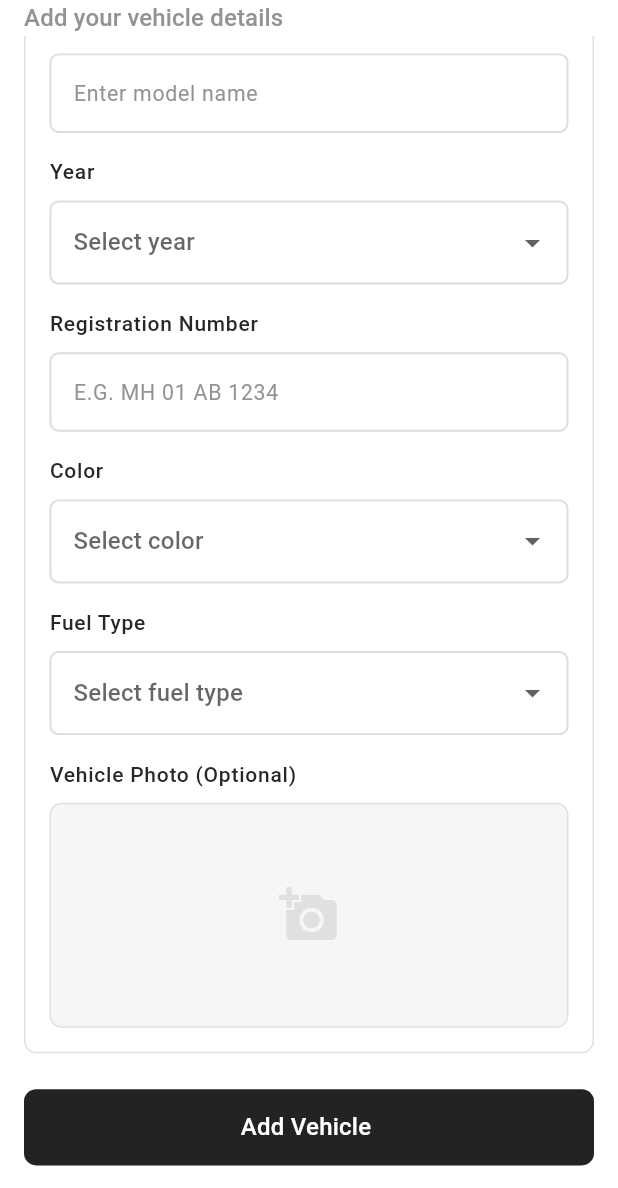
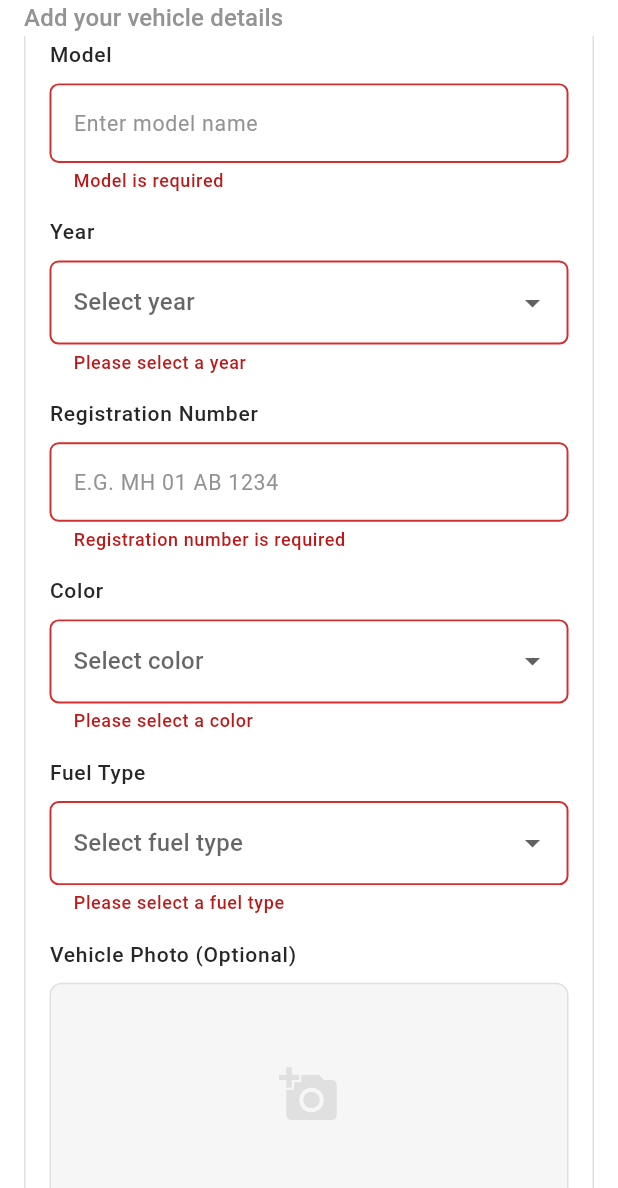
Before and after one commit to irajkumarr/servicing_maintenance_app, a Flutter app: the AddEditVehicleScreen screen opened by its route, scrolled down 247 dp, after a tap on "Add Vehicle", on a phone screen of 412 x 824 dp, the part 48-1236 px from its top. Run offline on Flutter 3.47's test engine with Material 3 defaults, Android fonts, the phone set to English and light mode, and no system bars; our stand-ins replace connectivity_plus, firebase_core, flutter_dash, flutter_screenutil, flutter_svg, fluttertoast and 11 more; accounts and stored records are empty; key blocks and very long unbroken strings in the code were emptied for the run.

Commit message:
feat: Enhance vehicle management with add/edit functionality, delete vehicle feature, and update permissions in AndroidManifest

```diff
--- a/frontend/lib/core/routes/app_routes.dart
+++ b/frontend/lib/core/routes/app_routes.dart
@@ -2,6 +2,7 @@ import 'package:flutter/material.dart';
 import 'package:frontend/common/widgets/success_screen/success.dart';
 import 'package:frontend/core/routes/routes_constant.dart';
 import 'package:frontend/data/models/booking_model.dart';
+import 'package:frontend/data/models/vehicle_model.dart';
 import 'package:frontend/features/authentication/screens/login/login.dart';
 import 'package:frontend/features/authentication/screens/signup/signup.dart';
 import 'package:frontend/features/authentication/screens/splash/splash.dart';
@@ -135,7 +136,8 @@ class AppRoutes {
         name: RoutesConstant.addVehicle,
         path: "/addVehicle",
         pageBuilder: (context, state) {
-          return MaterialPage(child: AddEditVehicleScreen());
+          final vehicle = state.extra as VehicleModel?;
+          return MaterialPage(child: AddEditVehicleScreen(vehicle: vehicle));
         },
       ),
     ],
--- a/frontend/lib/features/personalization/screens/vehicle/widgets/add_edit_vehicle_screen.dart
+++ b/frontend/lib/features/personalization/screens/vehicle/widgets/add_edit_vehicle_screen.dart
@@ -1,3 +1,4 @@
+import 'dart:convert';
 import 'dart:io';
 
 import 'package:flutter/material.dart';
@@ -7,7 +8,9 @@ import 'package:frontend/common/widgets/loaders/full_screen_overlay.dart';
 import 'package:frontend/common/widgets/texts/label_text.dart';
 import 'package:frontend/core/utils/constants/colors.dart';
 import 'package:frontend/core/utils/constants/sizes.dart';
+import 'package:frontend/core/utils/device/device_utility.dart';
 import 'package:frontend/core/utils/validators/validation.dart';
+import 'package:frontend/data/models/vehicle_model.dart';
 import 'package:frontend/features/dashboard/screens/home/widgets/vehicle_selection_card.dart';
 import 'package:frontend/features/personalization/providers/vehicle_provider.dart';
 import 'package:go_router/go_router.dart';
@@ -17,13 +20,37 @@ import 'package:permission_handler/permission_handler.dart';
 import 'package:provider/provider.dart';
 
 class AddEditVehicleScreen extends StatefulWidget {
-  const AddEditVehicleScreen({super.key});
-
+  const AddEditVehicleScreen({super.key, this.vehicle});
+  final VehicleModel? vehicle;
   @override
   State<AddEditVehicleScreen> createState() => _AddEditVehicleScreenState();
 }
 
 class _AddEditVehicleScreenState extends State<AddEditVehicleScreen> {
+  // final TextEditingController colorController = TextEditingController();
+  final TextEditingController regNoController = TextEditingController();
+  final TextEditingController modelController = TextEditingController();
+  final formKey = GlobalKey<FormState>();
+  @override
+  void initState() {
+    super.initState();
+
+    WidgetsBinding.instance.addPostFrameCallback((_) {
+      if (widget.vehicle != null) {
+        final vehicleProvider = context.read<VehicleProvider>();
+        vehicleProvider.selectVehicleType(
+          widget.vehicle!.vehicleType!.capitalize(),
+        );
+        _selectedBrand = widget.vehicle!.brand ?? "";
+        _selectedYear = widget.vehicle!.year.toString();
+        _selectedColor = widget.vehicle!.color ?? "";
+        _selectedFuelType = widget.vehicle!.fuelType!.capitalize();
+        regNoController.text = widget.vehicle!.registrationNumber ?? "";
+        modelController.text = widget.vehicle!.model ?? "";
+      }
+    });
+  }
+
   String? _selectedBrand;
   String? _selectedYear;
   String? _selectedColor;
@@ -87,16 +114,13 @@ class _AddEditVehicleScreenState extends State<AddEditVehicleScreen> {
       final XFile? pickedFile = await _picker.pickImage(source: source);
       if (pickedFile != null) {
         _selectedImage = File(pickedFile.path);
-        if (mounted) context.pop();
+        setState(() {});
+        // if (mounted) context.pop();
       }
     } catch (e) {
       KSnackbar.CustomSnackbar(context, "Failed to pick image", KColors.error);
     }
   }
-
-  // final TextEditingController colorController = TextEditingController();
-  final TextEditingController regNoController = TextEditingController();
-  final TextEditingController modelController = TextEditingController();
 
   @override
   Widget build(BuildContext context) {
@@ -113,13 +137,13 @@ class _AddEditVehicleScreenState extends State<AddEditVehicleScreen> {
             crossAxisAlignment: CrossAxisAlignment.start,
             children: [
               Text(
-                "Add Vehicle",
+                widget.vehicle != null ? "Edit Vehicle" : "Add Vehicle",
                 style: Theme.of(context).textTheme.headlineMedium!.copyWith(
                   fontWeight: FontWeight.w600,
                 ),
               ),
               Text(
-                "Add your vehicle details",
+                "${widget.vehicle != null ? "Edit" : "Add"} your vehicle details",
                 style: Theme.of(context).textTheme.titleSmall!.copyWith(
                   fontWeight: FontWeight.w500,
                   color: KColors.darkGrey,
@@ -139,6 +163,8 @@ class _AddEditVehicleScreenState extends State<AddEditVehicleScreen> {
                   borderRadius: BorderRadius.circular(KSizes.sm),
                   border: Border.all(color: KColors.grey),
                 ),
+                child: Form(
+                  key: formKey,
                   child: Column(
                     crossAxisAlignment: CrossAxisAlignment.start,
                     children: [
@@ -290,6 +316,11 @@ class _AddEditVehicleScreenState extends State<AddEditVehicleScreen> {
                       SizedBox(height: KSizes.md),
 
                       /// Vehicle Photo (optional)
+                      widget.vehicle != null
+                          ? SizedBox()
+                          : Column(
+                              crossAxisAlignment: CrossAxisAlignment.start,
+                              children: [
                                 LabelText(title: "Vehicle Photo (Optional)"),
                                 GestureDetector(
                                   onTap: () async {
@@ -300,11 +331,13 @@ class _AddEditVehicleScreenState extends State<AddEditVehicleScreen> {
                                     width: double.infinity,
                                     decoration: BoxDecoration(
                                       border: Border.all(color: KColors.grey),
-                          borderRadius: BorderRadius.circular(KSizes.sm),
+                                      borderRadius: BorderRadius.circular(
+                                        KSizes.sm,
+                                      ),
                                       color: KColors.light,
                                     ),
                                     child: _selectedImage != null
-                            ? Icon(Icons.camera_alt)
+                                        ? Image.file(_selectedImage!)
                                         : Center(
                                             child: Icon(
                                               Icons.add_a_photo,
@@ -316,11 +349,16 @@ class _AddEditVehicleScreenState extends State<AddEditVehicleScreen> {
                                 ),
                               ],
                             ),
+                    ],
+                  ),
+                ),
               ),
               SizedBox(height: KSizes.defaultSpace),
               CustomButton(
-                text: "Add Vehicle",
+                text: widget.vehicle != null ? "Edit Vehicle" : "Add Vehicle",
                 onPressed: () async {
+                  if (formKey.currentState!.validate()) {
+                    if (widget.vehicle == null) {
                       final isSuccess = await vehicleProvider.addVehicle(
                         brand: _selectedBrand!,
                         model: modelController.text,
@@ -342,9 +380,32 @@ class _AddEditVehicleScreenState extends State<AddEditVehicleScreen> {
                       } else {
                         KSnackbar.CustomSnackbar(
                           context,
-                      vehicleProvider.error?.message ?? "Something went wrong",
+                          vehicleProvider.error?.message ??
+                              "Something went wrong",
                           KColors.error,
                         );
+                      }
+                    } else {
+                      final model = {
+                        "brand": _selectedBrand!,
+                        "model": modelController.text,
+                        "year": _selectedYear!,
+                        "registrationNumber": regNoController.text,
+                        "fuelType": _selectedFuelType!.toLowerCase(),
+                        "color": _selectedColor!,
+                      };
+                      String data = jsonEncode(model);
+                      vehicleProvider.updateVehicle(
+                        context,
+                        widget.vehicle!.id!,
+                        data,
+                        () async {
+                          await vehicleProvider.fetchUserVehicles();
+                          context.pop();
+                        },
+                      );
+                    }
+                    ;
                   }
                 },
                 color: KColors.black,
```
Also changed, not shown: frontend/lib/features/personalization/providers/vehicle_provider.dart (+104 -1 lines), frontend/lib/features/personalization/screens/vehicle/widgets/vehicle_card.dart (+18 -3 lines), 1 other file. Lines whose indentation alone changed are shown as unchanged.
